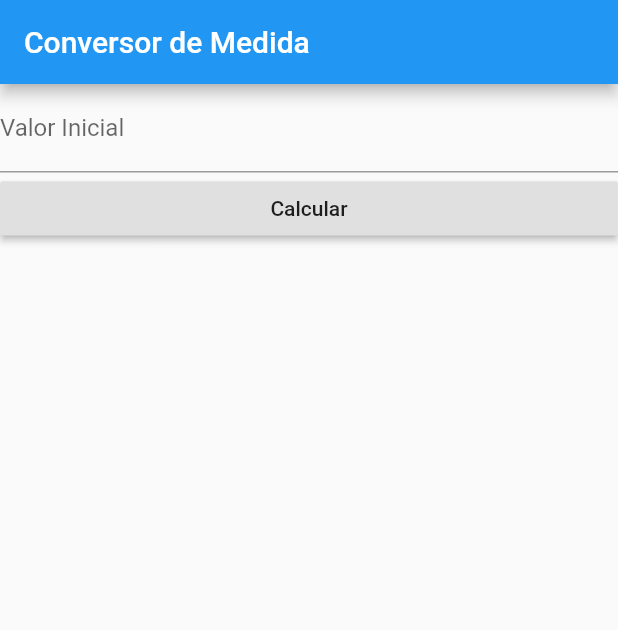
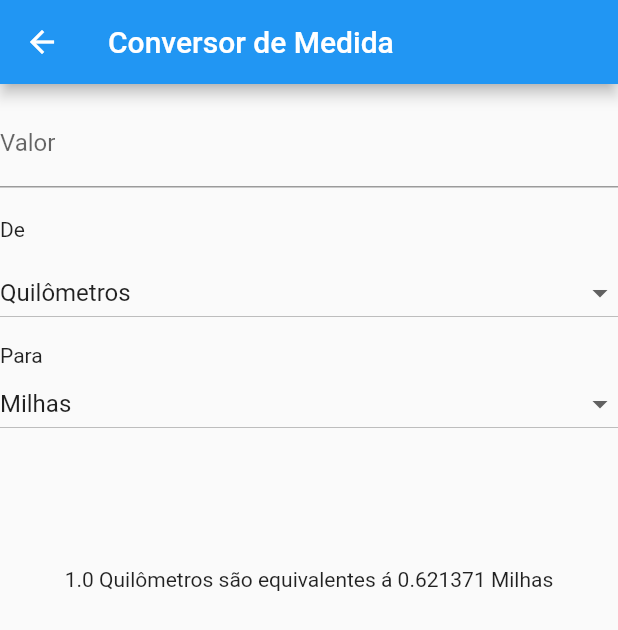
Before and after one commit to luanmateusk/ProjetosAprendizagem, a Flutter app: the screen it shows after launch, on a phone screen of 412 x 824 dp. Shown: the top 630 px of the screen. Run offline on Flutter 3.47's test engine with Material 2 defaults, Android fonts, the phone set to English and light mode, and no system bars.

Commit message:
att
Construção Projeto conversor de medidas

```diff
--- /dev/null
+++ b/CursoFlutterando2022/aula10/cursoflutterando01/lib/home_page.dart
@@ -0,0 +1,3 @@
+import 'package:cursoflutterando01/Pessoa.dart';
+import 'package:provider/provider.dart';
+import 'package:flutter/material.dart';
--- /dev/null
+++ b/CursoFlutterando2022/aula10/cursoflutterando01/lib/main.dart
@@ -0,0 +1,43 @@
+import 'package:flutter/material.dart';
+import 'package:provider/provider.dart';
+
+void main() {
+  runApp(ChangeNotifierProvider(
+    create: (_) => Pessoa(nome: 'Luan', idade: 25),
+    child: MyApp(),
+  )
+  );
+}
+
+class Pessoa with ChangeNotifier {
+  String nome = 'João';
+  int idade = 22;
+
+  Pessoa({required this.nome, required this.idade});
+
+  void incrementaIdade() {
+    this.idade++;
+    notifyListeners();
+  }
+}
+
+class MyApp extends StatelessWidget {
+  const MyApp({Key? key}) : super(key: key);
+  @override
+  Widget build(BuildContext context) {
+    return MaterialApp(
+        home: Scaffold(
+      appBar: AppBar(
+        title: Center(child: Text("Meu primeiro App")),
+      ),
+      body: Center(
+          child: Text((context).select((Pessoa p) => p.idade.toString()))),
+      floatingActionButton: FloatingActionButton(
+          onPressed: () {
+            Provider.of<Pessoa>(context, listen: false).incrementaIdade();
+          },
+          // ignore: prefer_const_constructors
+          child: Icon(Icons.add)),
+    ));
+  }
+}
--- /dev/null
+++ b/CursoFlutterando2022/aula10/cursoflutterando01/lib/my_app.dart
@@ -0,0 +1,3 @@
+import 'package:cursoflutterando01/home_page.dart';
+import 'package:cursoflutterando01/main.dart';
+import 'package:flutter/material.dart';
--- /dev/null
+++ b/CursoFlutterando2022/aula10/cursoflutterando01/lib/pessoa.dart
@@ -0,0 +1 @@
+import 'package:flutter/material.dart';
--- a/conversor/lib/controller/conversao_controller.dart
+++ /dev/null
@@ -1,8 +0,0 @@
-import 'package:flutter/cupertino.dart';
-
-class ValorConvertido extends ChangeNotifier {
-  ValorConvertido(int i);
-
-
-
-}
--- a/conversor/lib/main.dart
+++ b/conversor/lib/main.dart
@@ -9,19 +9,33 @@
 
 // ignore_for_file: prefer_const_literals_to_create_immutables, prefer_const_constructors
 
+import 'package:conversor/controller/calculo_controller.dart';
 import 'package:conversor/view/conversor_view.dart';
+import 'package:conversor/view/log_view.dart';
+import 'package:conversor/view/navigationBar.dart';
 import 'package:flutter/material.dart';
+import 'package:provider/provider.dart';
 
-void main(){
-  runApp(AppConversor());
+void main() {
+  runApp(
+    MultiProvider(providers: [
+      ChangeNotifierProvider(create: (context) => CalculoController()),
+    ], child: AppConversor()),
+  );
 }
 
 class AppConversor extends StatelessWidget {
   @override
   Widget build(BuildContext context) {
     return MaterialApp(
-        title: "Conversor3",
-        home: ConversorView(),
-      );
+      title: "Conversor de Medidas",
+      home: ConversorView(),
+      initialRoute: "/conversor",
+      routes: {
+        "/conversor": (context) => ConversorView(),
+        "/log": (context) => LogConversoes(),
+        "/navigation": (context) => MyStatefulWidget(),
+      },
+    );
   }
 }
--- /dev/null
+++ b/conversor/lib/models/calculo_model.dart
@@ -0,0 +1,17 @@
+import 'package:flutter/material.dart';
+
+class Calculo {
+  double? input;
+  String? nomeFrom;
+  String? nomeTo;
+  double? output;
+
+  Calculo(this.nomeFrom, this.nomeTo, this.input, this.output);
+
+  void set setInput(input) => this.input = input;
+  void set setNomeFrom(nomeFrom) => this.nomeFrom = nomeFrom;
+  void set setNomeTo(nomeTo) => this.nomeTo = nomeTo;
+  void set setoutput(output) => this.output = output;
+
+
+}
--- a/conversor/lib/view/conversor_view.dart
+++ b/conversor/lib/view/conversor_view.dart
@@ -1,47 +1,88 @@
-// ignore_for_file: deprecated_member_use
+// ignore_for_file: deprecated_member_use, prefer_interpolation_to_compose_strings
 // ignore_for_file: prefer_const_literals_to_create_immutables, prefer_const_constructors
+// ignore: prefer_interpolation_to_compose_strings
 
+import 'package:conversor/controller/calculo_controller.dart';
 import 'package:flutter/material.dart';
-
-import '../controller/conversao_controller.dart';
+import 'package:provider/provider.dart';
+import '../components/listaValoresMedidasFrom.dart';
+import '../models/calculo_model.dart';
 
 class ConversorView extends StatelessWidget {
+  bool calculoRealizado = false;
+  static const List<String> list = ['Milhas', 'Quilômetros', 'Jarda'];
+
   @override
   Widget build(BuildContext context) {
     // ignore: unnecessary_new
-    String dropDownValue='One';
+
     // ignore: unnecessary_new
     return new Scaffold(
         appBar: AppBar(
           title: Text("Conversor de Medida"),
         ),
-      body: ListView(
+        body: Consumer<CalculoController>(builder: (context, calculo, child) {
+          return ListView(
             children: <Widget>[
               Align(
                 alignment: Alignment.topCenter,
                 //child: ValorConvertido(25),
               ),
-
-
-
-
-
-
+              SizedBox(height: 10),
               TextField(
+                //controller: TextEditingController ( text: 1.toString() ),
+                keyboardType: TextInputType.number,
                 decoration: InputDecoration(
-                hintText: "Insira o valor", label: Text("Valor Inicial")),
-            onChanged: (_) {},
+                    hintText: "Insira o valor", label: Text("Valor")),
+                onChanged: (_valorInicial) {
+                  if (_valorInicial != "") {
+                    calculo.input = double.parse(_valorInicial);
+                    calculo.output = 2;
+                  }
+                },
               ),
-          RaisedButton(
-            onPressed: () {},
-            child: Text("Calcular"),
-
-
-
-
+              SizedBox(height: 20),
+              Text("De"),
+              SizedBox(height: 10),
+              DropdownButton<String>(
+                  isExpanded: true,
+                  value: calculo.nomeFrom,
+                  items: list.map((e) {
+                    return DropdownMenuItem<String>(
+                      child: Text(e),
+                      value: e,
+                    );
+                  }).toList(),
+                  onChanged: (_nomeFrom) {
+                    calculo.nomeFrom = _nomeFrom;
+                  }),
+              SizedBox(height: 10),
+              Text("Para"),
+              DropdownButton<String>(
+                  isExpanded: true,
+                  value: calculo.nomeTo,
+                  items: list.map((e) {
+                    return DropdownMenuItem<String>(
+                      child: Text(e),
+                      value: e,
+                    );
+                  }).toList(),
+                  onChanged: (_nomeFrom) {
+                    calculo.nomeTo = _nomeFrom;
+                  }),
+              SizedBox(height: 85),
+              Text(
+                (calculo.input.toString()) +
+                    ' ' +
+                    (calculo.nomeFrom.toString()) +
+                    ' são equivalentes á ' +
+                    (calculo.output.toString()) +
+                    " " +
+                    (calculo.nomeTo.toString()),
+                textAlign: TextAlign.center,
               ),
             ],
-      ),
           );
+        }));
   }
 }
--- /dev/null
+++ b/conversor/lib/view/log_view.dart
@@ -0,0 +1,15 @@
+import 'package:flutter/cupertino.dart';
+import 'package:flutter/material.dart';
+
+class LogConversoes extends StatelessWidget {
+  @override
+  Widget build(BuildContext context) {
+    return MaterialApp(
+      title: "Olá mundo",
+      home: Scaffold(
+          appBar: AppBar(
+        title: Text("Log de conversões"),
+      )),
+    );
+  }
+}
```
Also changed, not shown: CursoFlutterando2022/aula10/cursoflutterando01/analysis_options.yaml (added, +29 -0 lines), CursoFlutterando2022/aula10/cursoflutterando01/pubspec.yaml (added, +90 -0 lines), conversor/lib/components/listaValoesMedidasTo.dart (added, +58 -0 lines), conversor/lib/components/listaValoresMedidasFrom.dart (added, +60 -0 lines), conversor/lib/controller/calculo_controller.dart (added, +75 -0 lines), conversor/lib/models/conversao_model.dart (deleted, +0 -10 lines), conversor/lib/view/navigationBar.dart (added, +77 -0 lines), CursoFlutterando2022/aula10/cursoflutterando01/pubspec.lock (added), 122 other files. Lines whose indentation alone changed are shown as unchanged.
